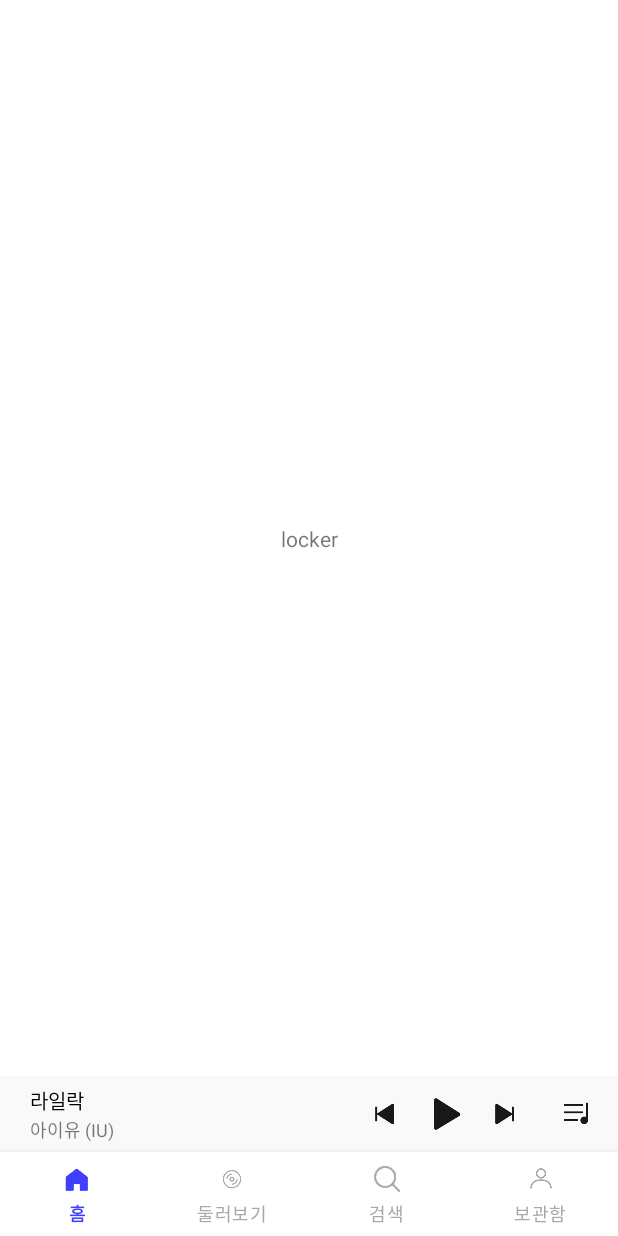
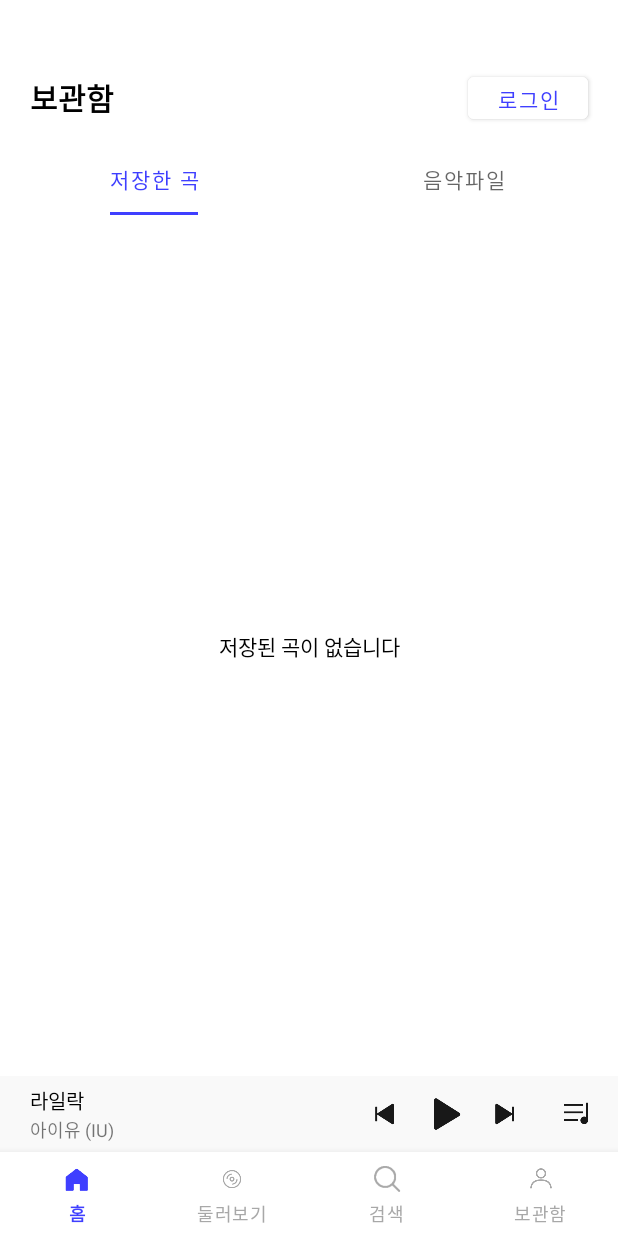
Before and after one commit to jieeeunnn/UMC-Android, an Android app: the fragment LockerFragment placed in its activity, on a phone screen of 412 x 824 dp. Run offline under Robolectric (Android 15) with nearby library versions, the light colour scheme and no system bars; 2 statements that could not run were skipped.

Commit message:
#3 LockerFragment tabLayout, ViewPager 연결

```diff
--- a/app/src/main/java/com/example/flo/LockerFragment.kt
+++ b/app/src/main/java/com/example/flo/LockerFragment.kt
@@ -6,10 +6,12 @@ import android.view.View
 import android.view.ViewGroup
 import androidx.fragment.app.Fragment
 import com.example.flo.databinding.FragmentLockerBinding
+import com.google.android.material.tabs.TabLayoutMediator
 
 class LockerFragment : Fragment() {
 
     lateinit var binding: FragmentLockerBinding
+    private val locker = arrayListOf("저장한 곡", "음악파일")
 
     override fun onCreateView(
         inflater: LayoutInflater,
@@ -18,6 +20,13 @@ class LockerFragment : Fragment() {
     ): View? {
         binding = FragmentLockerBinding.inflate(inflater, container, false)
 
+        val lockerAdapter = LockerVPAdapter(this)
+        binding.lockVp.adapter = lockerAdapter
+        TabLayoutMediator(binding.lockTb, binding.lockVp) { // tabLayout과 viewPager 연결
+            tab, position ->
+            tab.text = locker[position]
+        }.attach()
+
         return binding.root
     }
 }
--- /dev/null
+++ b/app/src/main/java/com/example/flo/LockerVPAdapter.kt
@@ -0,0 +1,15 @@
+package com.example.flo
+
+import androidx.fragment.app.Fragment
+import androidx.viewpager2.adapter.FragmentStateAdapter
+
+class LockerVPAdapter(fragment: Fragment) : FragmentStateAdapter(fragment) {
+    override fun getItemCount(): Int = 2
+
+    override fun createFragment(position: Int): Fragment {
+        return when(position) {
+            0 -> SaveSongFragment()
+            else -> MusicFileFragment()
+        }
+    }
+}
--- /dev/null
+++ b/app/src/main/java/com/example/flo/MusicFileFragment.kt
@@ -0,0 +1,22 @@
+package com.example.flo
+
+import android.os.Bundle
+import android.view.LayoutInflater
+import android.view.View
+import android.view.ViewGroup
+import androidx.fragment.app.Fragment
+import com.example.flo.databinding.FragmentMusicFileBinding
+
+class MusicFileFragment: Fragment() {
+    lateinit var binding: FragmentMusicFileBinding
+
+    override fun onCreateView(
+        inflater: LayoutInflater,
+        container: ViewGroup?,
+        savedInstanceState: Bundle?
+    ): View? {
+        binding = FragmentMusicFileBinding.inflate(inflater, container, false)
+
+        return binding.root
+    }
+}
--- /dev/null
+++ b/app/src/main/java/com/example/flo/SaveSongFragment.kt
@@ -0,0 +1,22 @@
+package com.example.flo
+
+import android.os.Bundle
+import android.view.LayoutInflater
+import android.view.View
+import android.view.ViewGroup
+import androidx.fragment.app.Fragment
+import com.example.flo.databinding.FragmentSaveSongBinding
+
+class SaveSongFragment: Fragment(){
+    lateinit var binding: FragmentSaveSongBinding
+
+    override fun onCreateView(
+        inflater: LayoutInflater,
+        container: ViewGroup?,
+        savedInstanceState: Bundle?
+    ): View? {
+        binding = FragmentSaveSongBinding.inflate(inflater, container, false)
+
+        return binding.root
+    }
+}
--- a/app/src/main/res/layout/fragment_locker.xml
+++ b/app/src/main/res/layout/fragment_locker.xml
@@ -5,12 +5,52 @@
     xmlns:app="http://schemas.android.com/apk/res-auto">
 
     <TextView
+        android:id="@+id/lock_title_tv"
         android:layout_width="wrap_content"
         android:layout_height="wrap_content"
-        android:text="locker"
+        android:text="보관함"
+        android:textColor="@color/black"
+        android:textStyle="bold"
+        android:textSize="20sp"
+        android:layout_marginTop="50dp"
+        android:layout_marginStart="20dp"
         app:layout_constraintTop_toTopOf="parent"
-        app:layout_constraintBottom_toBottomOf="parent"
-        app:layout_constraintStart_toStartOf="parent"
+        app:layout_constraintStart_toStartOf="parent"/>
+
+    <Button
+        android:id="@+id/lock_login_bt"
+        android:layout_width="80dp"
+        android:layout_height="40dp"
+        android:text="로그인"
+        android:backgroundTint="@color/white"
+        android:textColor="#3f3fff"
+        android:layout_marginTop="50dp"
+        android:layout_marginEnd="20dp"
+        app:layout_constraintTop_toTopOf="parent"
+        app:layout_constraintBottom_toBottomOf="@+id/lock_title_tv"
         app:layout_constraintEnd_toEndOf="parent"/>
 
+    <com.google.android.material.tabs.TabLayout
+        android:id="@+id/lock_tb"
+        android:layout_width="match_parent"
+        android:layout_height="wrap_content"
+        app:tabIndicatorFullWidth="false"
+        app:tabSelectedTextColor="#3f3fff"
+        app:tabIndicatorColor="#3f3fff"
+        app:tabRippleColor="#00ff0000"
+        android:layout_marginTop="15dp"
+        app:layout_constraintStart_toStartOf="@+id/lock_title_tv"
+        app:layout_constraintTop_toBottomOf="@+id/lock_title_tv"
+        app:layout_constraintEnd_toEndOf="@+id/lock_login_bt"/>
+
+    <androidx.viewpager2.widget.ViewPager2
+        android:id="@+id/lock_vp"
+        android:layout_width="match_parent"
+        android:layout_height="0dp"
+        app:layout_constraintTop_toBottomOf="@+id/lock_tb"
+        app:layout_constraintStart_toStartOf="parent"
+        app:layout_constraintBottom_toBottomOf="parent"
+        app:layout_constraintEnd_toEndOf="parent"/>
+
+
 </androidx.constraintlayout.widget.ConstraintLayout>
--- /dev/null
+++ b/app/src/main/res/layout/fragment_music_file.xml
@@ -0,0 +1,18 @@
+<?xml version="1.0" encoding="utf-8"?>
+<androidx.constraintlayout.widget.ConstraintLayout xmlns:android="http://schemas.android.com/apk/res/android"
+    android:layout_width="match_parent"
+    android:layout_height="match_parent"
+    xmlns:app="http://schemas.android.com/apk/res-auto">
+
+    <TextView
+        android:id="@+id/lock_music_file_tv"
+        android:layout_width="wrap_content"
+        android:layout_height="wrap_content"
+        android:text="음악 파일"
+        android:textColor="@color/black"
+        app:layout_constraintTop_toTopOf="parent"
+        app:layout_constraintStart_toStartOf="parent"
+        app:layout_constraintEnd_toEndOf="parent"
+        app:layout_constraintBottom_toBottomOf="parent"/>
+
+</androidx.constraintlayout.widget.ConstraintLayout>
--- /dev/null
+++ b/app/src/main/res/layout/fragment_save_song.xml
@@ -0,0 +1,18 @@
+<?xml version="1.0" encoding="utf-8"?>
+<androidx.constraintlayout.widget.ConstraintLayout xmlns:android="http://schemas.android.com/apk/res/android"
+    android:layout_width="match_parent"
+    android:layout_height="match_parent"
+    xmlns:app="http://schemas.android.com/apk/res-auto">
+
+    <TextView
+        android:id="@+id/lock_save_song_tv"
+        android:layout_width="wrap_content"
+        android:layout_height="wrap_content"
+        android:text="저장된 곡이 없습니다"
+        android:textColor="@color/black"
+        app:layout_constraintTop_toTopOf="parent"
+        app:layout_constraintStart_toStartOf="parent"
+        app:layout_constraintEnd_toEndOf="parent"
+        app:layout_constraintBottom_toBottomOf="parent"/>
+
+</androidx.constraintlayout.widget.ConstraintLayout>
```
